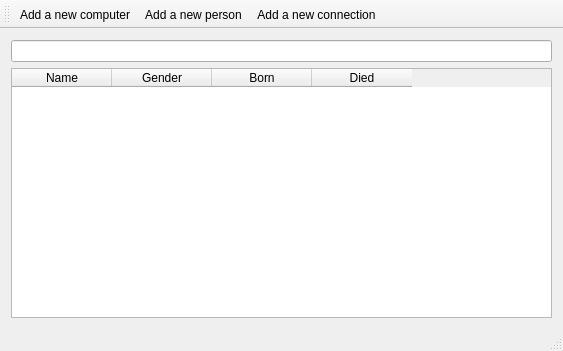
Verklegtnamskeid1/gubb, file database.ui: the form before one commit.
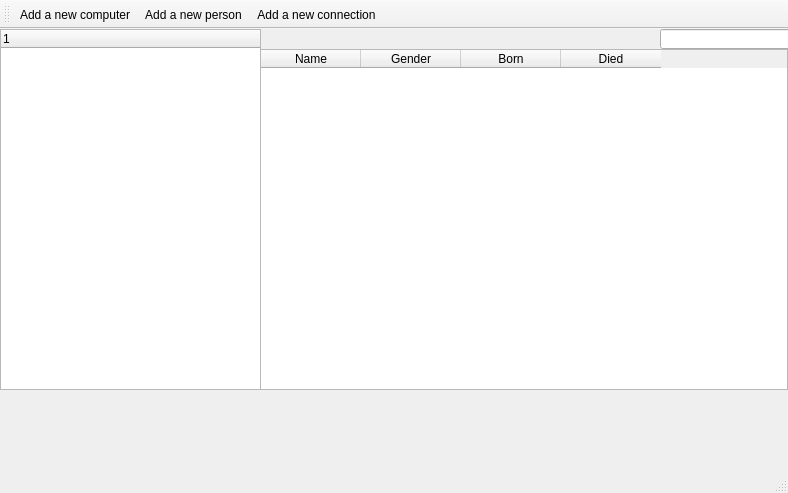
The form after the commit. Icons and pictures are not drawn.

```diff
--- a/database.ui
+++ b/database.ui
@@ -6,8 +6,8 @@
    <rect>
     <x>0</x>
     <y>0</y>
-    <width>563</width>
-    <height>351</height>
+    <width>788</width>
+    <height>493</height>
    </rect>
   </property>
   <property name="windowTitle">
@@ -27,12 +27,15 @@
    </size>
   </property>
   <widget class="QWidget" name="centralWidget">
-   <layout class="QVBoxLayout" name="verticalLayout">
-    <item>
-     <widget class="QLineEdit" name="Search_edit"/>
-    </item>
-    <item>
      <widget class="QTableWidget" name="tableWidget">
+    <property name="geometry">
+     <rect>
+      <x>260</x>
+      <y>20</y>
+      <width>528</width>
+      <height>341</height>
+     </rect>
+    </property>
       <property name="minimumSize">
        <size>
         <width>528</width>
@@ -78,8 +81,31 @@
        </property>
       </column>
      </widget>
-    </item>
-   </layout>
+   <widget class="QLineEdit" name="Search_edit">
+    <property name="geometry">
+     <rect>
+      <x>660</x>
+      <y>0</y>
+      <width>133</width>
+      <height>20</height>
+     </rect>
+    </property>
+   </widget>
+   <widget class="QTreeWidget" name="treeWidget">
+    <property name="geometry">
+     <rect>
+      <x>0</x>
+      <y>0</y>
+      <width>261</width>
+      <height>361</height>
+     </rect>
+    </property>
+    <column>
+     <property name="text">
+      <string notr="true">1</string>
+     </property>
+    </column>
+   </widget>
   </widget>
   <widget class="QMenuBar" name="menuBar">
    <property name="geometry">
```
Left out of the diff: 2 changed lines with no effect on the pictures. Lines whose indentation alone changed are shown as unchanged.
